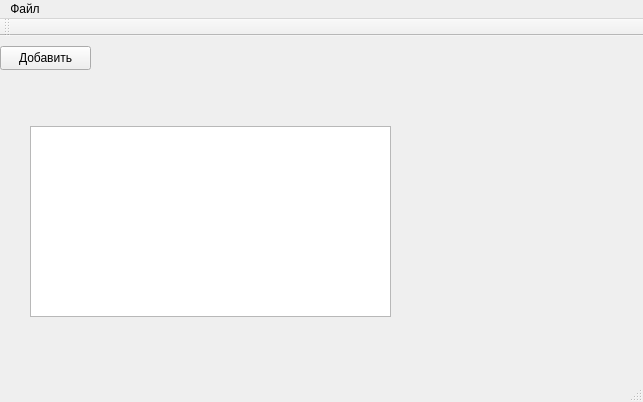
Before: the Qt Designer form mainwindow.ui in Xez99/SumPract, drawn with Qt 5.
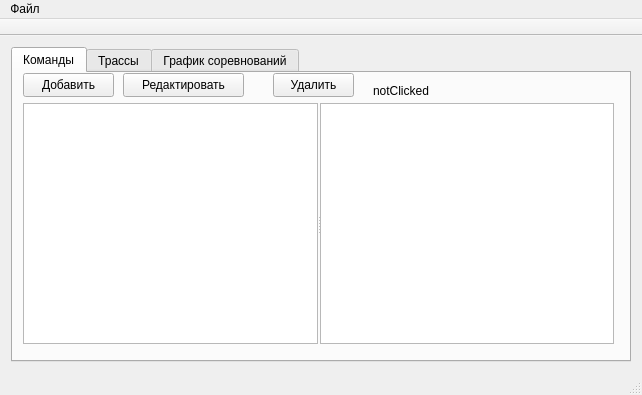
After: the same form once the commit is applied.

Diff of the .ui file:
```diff
--- a/mainwindow.ui
+++ b/mainwindow.ui
@@ -2,61 +2,303 @@
 <ui version="4.0">
  <class>MainWindow</class>
  <widget class="QMainWindow" name="MainWindow">
+  <property name="enabled">
+   <bool>true</bool>
+  </property>
   <property name="geometry">
    <rect>
     <x>0</x>
     <y>0</y>
-    <width>643</width>
-    <height>402</height>
+    <width>642</width>
+    <height>395</height>
    </rect>
   </property>
   <property name="windowTitle">
    <string/>
   </property>
   <widget class="QWidget" name="centralWidget">
-   <widget class="QTreeView" name="treeView">
-    <property name="geometry">
-     <rect>
-      <x>30</x>
-      <y>90</y>
-      <width>361</width>
-      <height>191</height>
-     </rect>
-    </property>
-   </widget>
-   <widget class="QPushButton" name="pushButton">
-    <property name="geometry">
-     <rect>
-      <x>0</x>
-      <y>10</y>
-      <width>91</width>
-      <height>24</height>
-     </rect>
-    </property>
-    <property name="text">
-     <string>Добавить</string>
-    </property>
-   </widget>
-   <widget class="QLabel" name="label">
-    <property name="geometry">
-     <rect>
-      <x>150</x>
-      <y>20</y>
-      <width>60</width>
-      <height>16</height>
-     </rect>
-    </property>
-    <property name="text">
-     <string/>
-    </property>
-   </widget>
+   <layout class="QVBoxLayout" name="verticalLayout">
+    <item>
+     <widget class="QTabWidget" name="tabWidget">
+      <property name="autoFillBackground">
+       <bool>true</bool>
+      </property>
+      <property name="tabPosition">
+       <enum>QTabWidget::North</enum>
+      </property>
+      <property name="tabShape">
+       <enum>QTabWidget::Rounded</enum>
+      </property>
+      <property name="currentIndex">
+       <number>0</number>
+      </property>
+      <property name="tabsClosable">
+       <bool>false</bool>
+      </property>
+      <property name="movable">
+       <bool>false</bool>
+      </property>
+      <widget class="QWidget" name="tab">
+       <attribute name="title">
+        <string>Команды</string>
+       </attribute>
+       <widget class="QPushButton" name="addRbutton">
+        <property name="geometry">
+         <rect>
+          <x>10</x>
+          <y>0</y>
+          <width>91</width>
+          <height>24</height>
+         </rect>
+        </property>
+        <property name="focusPolicy">
+         <enum>Qt::NoFocus</enum>
+        </property>
+        <property name="text">
+         <string>Добавить</string>
+        </property>
+       </widget>
+       <widget class="QPushButton" name="editRbutton">
+        <property name="geometry">
+         <rect>
+          <x>110</x>
+          <y>0</y>
+          <width>121</width>
+          <height>24</height>
+         </rect>
+        </property>
+        <property name="focusPolicy">
+         <enum>Qt::NoFocus</enum>
+        </property>
+        <property name="text">
+         <string>Редактировать</string>
+        </property>
+       </widget>
+       <widget class="QPushButton" name="deliteRbutton">
+        <property name="geometry">
+         <rect>
+          <x>260</x>
+          <y>0</y>
+          <width>81</width>
+          <height>24</height>
+         </rect>
+        </property>
+        <property name="focusPolicy">
+         <enum>Qt::NoFocus</enum>
+        </property>
+        <property name="text">
+         <string>Удалить</string>
+        </property>
+       </widget>
+       <widget class="QLabel" name="label">
+        <property name="geometry">
+         <rect>
+          <x>360</x>
+          <y>10</y>
+          <width>91</width>
+          <height>16</height>
+         </rect>
+        </property>
+        <property name="text">
+         <string>notClicked</string>
+        </property>
+       </widget>
+       <widget class="QSplitter" name="splitter">
+        <property name="geometry">
+         <rect>
+          <x>10</x>
+          <y>30</y>
+          <width>591</width>
+          <height>241</height>
+         </rect>
+        </property>
+        <property name="orientation">
+         <enum>Qt::Horizontal</enum>
+        </property>
+        <property name="handleWidth">
+         <number>2</number>
+        </property>
+        <property name="childrenCollapsible">
+         <bool>false</bool>
+        </property>
+        <widget class="QTreeView" name="treeView">
+         <property name="sizePolicy">
+          <sizepolicy hsizetype="MinimumExpanding" vsizetype="MinimumExpanding">
+           <horstretch>0</horstretch>
+           <verstretch>0</verstretch>
+          </sizepolicy>
+         </property>
+         <property name="focusPolicy">
+          <enum>Qt::NoFocus</enum>
+         </property>
+        </widget>
+        <widget class="QTextBrowser" name="textBrowser">
+         <property name="sizePolicy">
+          <sizepolicy hsizetype="MinimumExpanding" vsizetype="MinimumExpanding">
+           <horstretch>0</horstretch>
+           <verstretch>0</verstretch>
+          </sizepolicy>
+         </property>
+        </widget>
+       </widget>
+      </widget>
+      <widget class="QWidget" name="tab_3">
+       <attribute name="title">
+        <string>Трассы</string>
+       </attribute>
+       <layout class="QVBoxLayout" name="verticalLayout_2">
+        <item>
+         <layout class="QHBoxLayout" name="horizontalLayout">
+          <property name="sizeConstraint">
+           <enum>QLayout::SetMaximumSize</enum>
+          </property>
+          <item>
+           <widget class="QPushButton" name="addTbutton">
+            <property name="focusPolicy">
+             <enum>Qt::NoFocus</enum>
+            </property>
+            <property name="text">
+             <string>Добавить</string>
+            </property>
+           </widget>
+          </item>
+          <item>
+           <widget class="QPushButton" name="editTbutton">
+            <property name="enabled">
+             <bool>false</bool>
+            </property>
+            <property name="focusPolicy">
+             <enum>Qt::NoFocus</enum>
+            </property>
+            <property name="text">
+             <string>Редактировать</string>
+            </property>
+           </widget>
+          </item>
+          <item>
+           <widget class="QPushButton" name="deleteTbutton">
+            <property name="enabled">
+             <bool>false</bool>
+            </property>
+            <property name="focusPolicy">
+             <enum>Qt::NoFocus</enum>
+            </property>
+            <property name="text">
+             <string>Удалить</string>
+            </property>
+           </widget>
+          </item>
+          <item>
+           <spacer name="horizontalSpacer">
+            <property name="orientation">
+             <enum>Qt::Horizontal</enum>
+            </property>
+            <property name="sizeHint" stdset="0">
+             <size>
+              <width>40</width>
+              <height>20</height>
+             </size>
+            </property>
+           </spacer>
+          </item>
+         </layout>
+        </item>
+        <item>
+         <widget class="QSplitter" name="splitter_2">
+          <property name="sizePolicy">
+           <sizepolicy hsizetype="MinimumExpanding" vsizetype="MinimumExpanding">
+            <horstretch>0</horstretch>
+            <verstretch>0</verstretch>
+           </sizepolicy>
+          </property>
+          <property name="frameShape">
+           <enum>QFrame::NoFrame</enum>
+          </property>
+          <property name="orientation">
+           <enum>Qt::Horizontal</enum>
+          </property>
+          <property name="handleWidth">
+           <number>2</number>
+          </property>
+          <property name="childrenCollapsible">
+           <bool>false</bool>
+          </property>
+          <widget class="QListView" name="TrackListView">
+           <property name="sizePolicy">
+            <sizepolicy hsizetype="MinimumExpanding" vsizetype="MinimumExpanding">
+             <horstretch>0</horstretch>
+             <verstretch>0</verstretch>
+            </sizepolicy>
+           </property>
+           <property name="focusPolicy">
+            <enum>Qt::NoFocus</enum>
+           </property>
+           <property name="editTriggers">
+            <set>QAbstractItemView::NoEditTriggers</set>
+           </property>
+           <property name="tabKeyNavigation">
+            <bool>false</bool>
+           </property>
+          </widget>
+          <widget class="QTextBrowser" name="trackDescription">
+           <property name="sizePolicy">
+            <sizepolicy hsizetype="MinimumExpanding" vsizetype="MinimumExpanding">
+             <horstretch>0</horstretch>
+             <verstretch>0</verstretch>
+            </sizepolicy>
+           </property>
+          </widget>
+         </widget>
+        </item>
+       </layout>
+      </widget>
+      <widget class="QWidget" name="tab_2">
+       <attribute name="title">
+        <string>График соревнований</string>
+       </attribute>
+       <widget class="QPushButton" name="pushButton_5">
+        <property name="geometry">
+         <rect>
+          <x>0</x>
+          <y>0</y>
+          <width>91</width>
+          <height>24</height>
+         </rect>
+        </property>
+        <property name="focusPolicy">
+         <enum>Qt::NoFocus</enum>
+        </property>
+        <property name="text">
+         <string>Добавить</string>
+        </property>
+       </widget>
+       <widget class="QListView" name="listView_2">
+        <property name="geometry">
+         <rect>
+          <x>0</x>
+          <y>30</y>
+          <width>541</width>
+          <height>192</height>
+         </rect>
+        </property>
+        <property name="focusPolicy">
+         <enum>Qt::TabFocus</enum>
+        </property>
+       </widget>
+      </widget>
+     </widget>
+    </item>
+   </layout>
   </widget>
   <widget class="QMenuBar" name="menuBar">
+   <property name="enabled">
+    <bool>true</bool>
+   </property>
    <property name="geometry">
     <rect>
      <x>0</x>
      <y>0</y>
-     <width>643</width>
+     <width>642</width>
      <height>22</height>
     </rect>
    </property>
@@ -78,6 +320,12 @@
    <addaction name="menu"/>
   </widget>
   <widget class="QToolBar" name="mainToolBar">
+   <property name="movable">
+    <bool>false</bool>
+   </property>
+   <property name="allowedAreas">
+    <set>Qt::TopToolBarArea</set>
+   </property>
    <attribute name="toolBarArea">
     <enum>TopToolBarArea</enum>
    </attribute>
```
